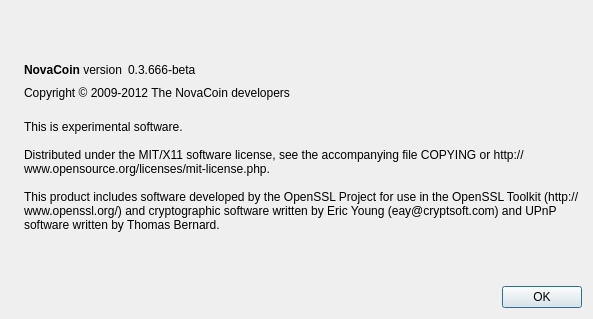
Old version of the form src/qt/forms/aboutdialog.ui in the repository HashCoin/ElectricCoin.
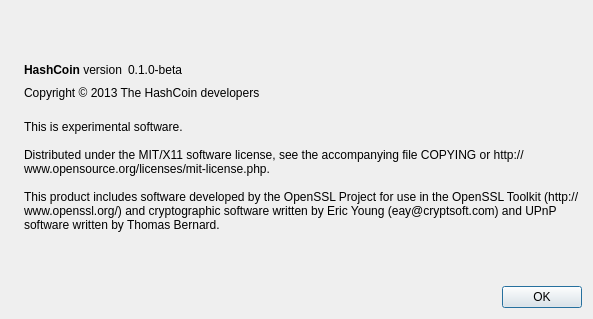
New version of the form. Icons and pictures are not drawn.

Patch:
```diff
--- a/src/qt/forms/aboutdialog.ui
+++ b/src/qt/forms/aboutdialog.ui
@@ -50,7 +50,7 @@
           <cursorShape>IBeamCursor</cursorShape>
          </property>
          <property name="text">
-          <string>&lt;b&gt;NovaCoin&lt;/b&gt; version</string>
+          <string>&lt;b&gt;HashCoin&lt;/b&gt; version</string>
          </property>
          <property name="textInteractionFlags">
           <set>Qt::LinksAccessibleByMouse|Qt::TextSelectableByKeyboard|Qt::TextSelectableByMouse</set>
@@ -63,7 +63,7 @@
           <cursorShape>IBeamCursor</cursorShape>
          </property>
          <property name="text">
-          <string notr="true">0.3.666-beta</string>
+          <string notr="true">0.1.0-beta</string>
          </property>
          <property name="textInteractionFlags">
           <set>Qt::LinksAccessibleByMouse|Qt::TextSelectableByKeyboard|Qt::TextSelectableByMouse</set>
@@ -91,7 +91,7 @@
         <cursorShape>IBeamCursor</cursorShape>
        </property>
        <property name="text">
-        <string>Copyright © 2009-2012 The NovaCoin developers</string>
+        <string>Copyright © 2013 The HashCoin developers</string>
        </property>
        <property name="textInteractionFlags">
         <set>Qt::LinksAccessibleByMouse|Qt::TextSelectableByKeyboard|Qt::TextSelectableByMouse</set>
```
Left out of the diff: 2 changed lines with no effect on the pictures.
